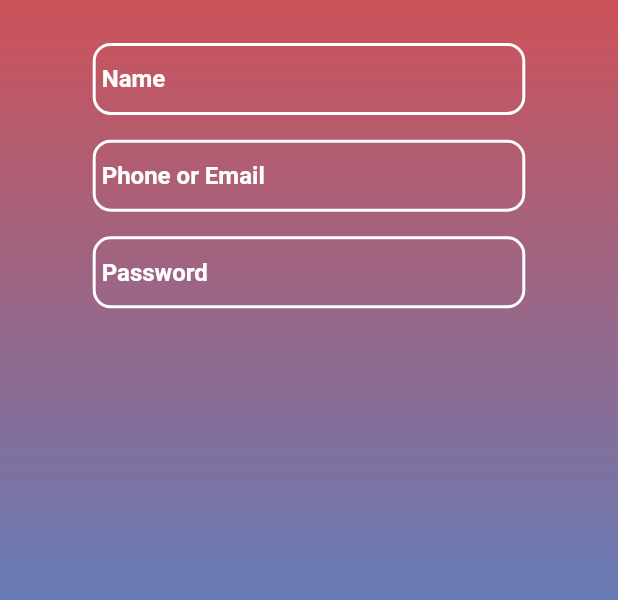
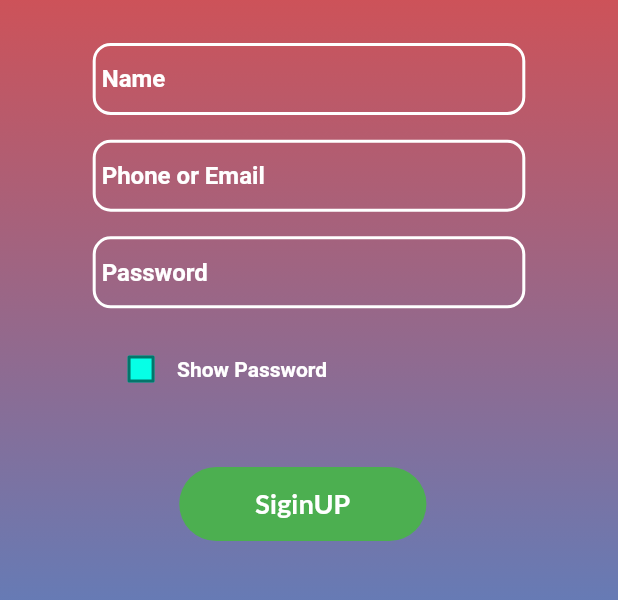
Before and after one commit to PrabeshPP/Sneakers-Shop, a Flutter app: the screen it shows after launch, on a phone screen of 412 x 824 dp, the part 229-829 px from its top. Run offline on Flutter 3.47's test engine with Material 2 defaults, Android fonts, the phone set to English and light mode, and no system bars; our stand-ins replace bloc, equatable, flutter_bloc, google_fonts, shared_preferences.

Commit message:
SiginUp Page Completed

```diff
--- a/sneakers/lib/view/pages/OnBoardingScreen/sigin_up.dart
+++ b/sneakers/lib/view/pages/OnBoardingScreen/sigin_up.dart
@@ -1,7 +1,6 @@
 import 'package:flutter/material.dart';
 import 'package:nepseapp/view/widgets/UI/siginup_UI.dart';
 
-bool isVisible = true;
 
 class SiginUpPage extends StatelessWidget {
   const SiginUpPage({Key? key}) : super(key: key);
--- a/sneakers/lib/view/widgets/UI/siginup_field.dart
+++ b/sneakers/lib/view/widgets/UI/siginup_field.dart
@@ -1,107 +1,138 @@
 // ignore_for_file: file_names
 import 'package:flutter/material.dart';
-import 'package:nepseapp/view/pages/OnBoardingScreen/sigin_up.dart';
+
+bool isVisible = true;
 
 class SiginUp extends StatelessWidget {
   const SiginUp({Key? key}) : super(key: key);
 
   @override
   Widget build(BuildContext context) {
-    var size = MediaQuery.of(context).size.height ;
+    var size = MediaQuery.of(context).size.height;
     return Column(
+      crossAxisAlignment: CrossAxisAlignment.start,
       children: [
         // For the Name Field
         Padding(
-          padding:
-              EdgeInsets.only(top: size* 0.02),
+          padding: EdgeInsets.only(top: size * 0.02),
           child: SizedBox(
               width: MediaQuery.of(context).size.width * 0.7,
               child: TextField(
                 cursorColor: Colors.black,
-                style:const  TextStyle(
-                     color: Color.fromARGB(255, 255, 253, 253),
+                style: const TextStyle(
+                    color: Color.fromARGB(255, 255, 253, 253),
                     fontSize: 16,
                     fontWeight: FontWeight.bold),
                 decoration: InputDecoration(
-                  contentPadding:const  EdgeInsets.only(top: 3, left: 6),
+                  contentPadding: const EdgeInsets.only(top: 3, left: 6),
                   hintText: "Name",
-                  hintStyle:const TextStyle(
-                    color: Colors.white
-                  ),
+                  hintStyle: const TextStyle(color: Colors.white),
                   enabledBorder: OutlineInputBorder(
-                    borderRadius: BorderRadius.circular(12.0),
-                      borderSide: const BorderSide(color: Colors.white, width: 2.0)),
+                      borderRadius: BorderRadius.circular(12.0),
+                      borderSide:
+                          const BorderSide(color: Colors.white, width: 2.0)),
                   focusedBorder: OutlineInputBorder(
-                     borderRadius: BorderRadius.circular(12.0),
-                      borderSide: const BorderSide(color: Colors.teal, width: 2.0)),
+                      borderRadius: BorderRadius.circular(12.0),
+                      borderSide:
+                          const BorderSide(color: Colors.teal, width: 2.0)),
                   errorBorder: OutlineInputBorder(
-                     borderRadius: BorderRadius.circular(12.0),
-                      borderSide: const BorderSide(color: Colors.red, width: 2.0)),
+                      borderRadius: BorderRadius.circular(12.0),
+                      borderSide:
+                          const BorderSide(color: Colors.red, width: 2.0)),
                 ),
               )),
         ),
 
         // For the Phone or Email field
         Padding(
-          padding:  EdgeInsets.only(top: size* 0.02),
+          padding: EdgeInsets.only(top: size * 0.02),
           child: SizedBox(
               width: MediaQuery.of(context).size.width * 0.7,
-              child:  TextField(
+              child: TextField(
                 cursorColor: Colors.black,
-                style:const  TextStyle(
-                   color: Color.fromARGB(255, 255, 253, 253),
-
+                style: const TextStyle(
+                    color: Color.fromARGB(255, 255, 253, 253),
                     fontSize: 16,
                     fontWeight: FontWeight.bold),
                 decoration: InputDecoration(
-                    hintStyle: const TextStyle(
-                    color: Colors.white
-                  ),
+                  hintStyle: const TextStyle(color: Colors.white),
                   contentPadding: const EdgeInsets.only(top: 3, left: 6),
                   hintText: "Phone or Email",
                   enabledBorder: OutlineInputBorder(
                       borderRadius: BorderRadius.circular(12.0),
-                      borderSide: const BorderSide(color: Colors.white, width: 2.0)),
+                      borderSide:
+                          const BorderSide(color: Colors.white, width: 2.0)),
                   focusedBorder: OutlineInputBorder(
                       borderRadius: BorderRadius.circular(12.0),
-                      borderSide:const BorderSide(color: Colors.teal, width: 2.0)),
-                  errorBorder:const  OutlineInputBorder(
+                      borderSide:
+                          const BorderSide(color: Colors.teal, width: 2.0)),
+                  errorBorder: const OutlineInputBorder(
                       borderSide: BorderSide(color: Colors.red, width: 2.0)),
                 ),
               )),
         ),
         //For the Password
         Padding(
-          padding:  EdgeInsets.only(top: size* 0.02),
+          padding: EdgeInsets.only(top: size * 0.02),
           child: SizedBox(
-
               width: MediaQuery.of(context).size.width * 0.7,
-              child:  TextField(
+              child: TextField(
                 obscureText: isVisible,
                 cursorColor: Colors.teal,
-                style:const TextStyle(
+                style: const TextStyle(
                     color: Color.fromARGB(255, 255, 253, 253),
                     fontSize: 16,
                     fontWeight: FontWeight.bold),
                 decoration: InputDecoration(
-                  contentPadding:const EdgeInsets.only(top: 3, left: 6),
+                  contentPadding: const EdgeInsets.only(top: 3, left: 6),
                   hintText: "Password",
-                  hintStyle:const TextStyle(
-                    color: Colors.white
-                  ),
+                  hintStyle: const TextStyle(color: Colors.white),
                   enabledBorder: OutlineInputBorder(
                       borderRadius: BorderRadius.circular(12.0),
-                      borderSide:const BorderSide(color: Colors.white, width: 2.0)),
+                      borderSide:
+                          const BorderSide(color: Colors.white, width: 2.0)),
                   focusedBorder: OutlineInputBorder(
                       borderRadius: BorderRadius.circular(12.0),
-                      borderSide:const BorderSide(color: Colors.teal, width: 2.0)),
+                      borderSide:
+                          const BorderSide(color: Colors.teal, width: 2.0)),
                   errorBorder: OutlineInputBorder(
                       borderRadius: BorderRadius.circular(12.0),
-                      borderSide:const BorderSide(color: Colors.red, width: 2.0)),
+                      borderSide:
+                          const BorderSide(color: Colors.red, width: 2.0)),
                 ),
               )),
+
+
         ),
+        Padding(padding: EdgeInsets.only(top: size * 0.02,
+        left: MediaQuery.of(context).size.width*0.02),
+        child:Row(
+          children: const[
+            CheckBoxContainer(),
+            Text("Show Password",
+            style: TextStyle(
+              color: Colors.white,
+              fontWeight: FontWeight.bold
+            ),)
+          ],
+        ),)
       ],
     );
   }
 }
+
+class CheckBoxContainer extends StatelessWidget {
+  const CheckBoxContainer({Key? key}) : super(key: key);
+
+  @override
+  Widget build(BuildContext context) {
+    return Checkbox(
+     fillColor: MaterialStateProperty.all(const Color.fromARGB(255, 6, 255, 230)),
+      value: false,
+      onChanged: (bool? value) {
+
+      },
+
+    );
+  }
+}
--- a/sneakers/lib/view/widgets/UI/siginup_ui.dart
+++ b/sneakers/lib/view/widgets/UI/siginup_ui.dart
@@ -34,9 +34,36 @@ class SiginUpUI extends StatelessWidget {
             ],
           ),
         ),
+
         Padding(
           padding: EdgeInsets.only(left: size.width * 0.15),
           child: const SiginUp(),
+        ),
+        Padding(
+          padding:
+              EdgeInsets.only(left: size.width * 0.29, top: size.height * 0.05),
+          child: InkWell(
+            borderRadius: BorderRadius.circular(25.0),
+            onTap: () {},
+            child: Ink(
+              height: size.height * 0.06,
+              width: size.height * 0.2,
+              decoration: BoxDecoration(
+                color: Colors.green,
+                borderRadius: BorderRadius.circular(25.0),
+              ),
+              child: Center(
+                child: Text(
+                  "SiginUP",
+                  style: TextStyle(
+                      color: Colors.white,
+                      fontFamily: GoogleFonts.lato().fontFamily,
+                      fontWeight: FontWeight.bold,
+                      fontSize: 18),
+                ),
+              ),
+            ),
+          ),
         )
       ],
     );
```
